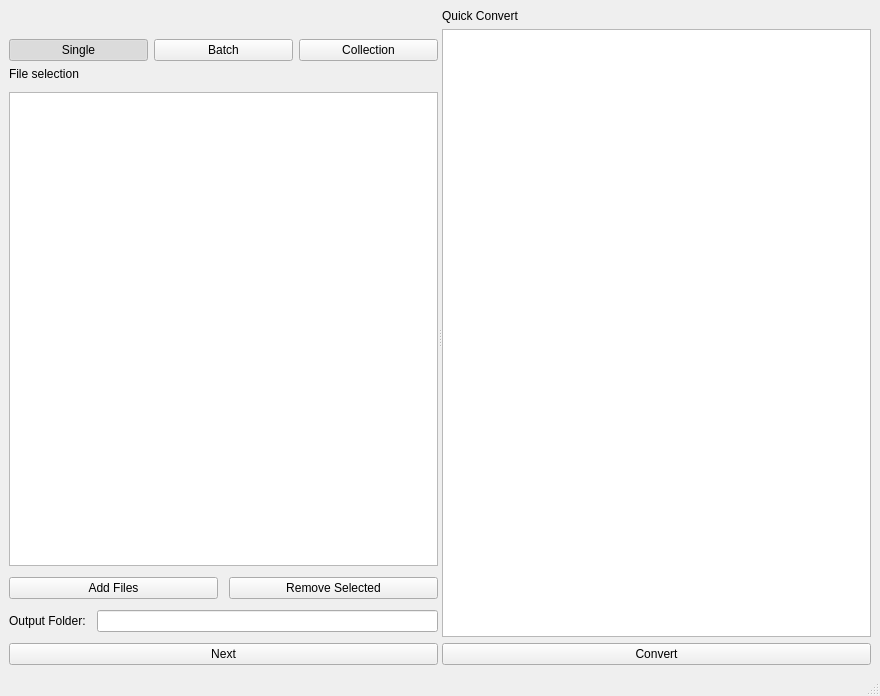
mackenziet7/ao3-epub-to-odt, file gui/ui/main_window.ui: the form before one commit.
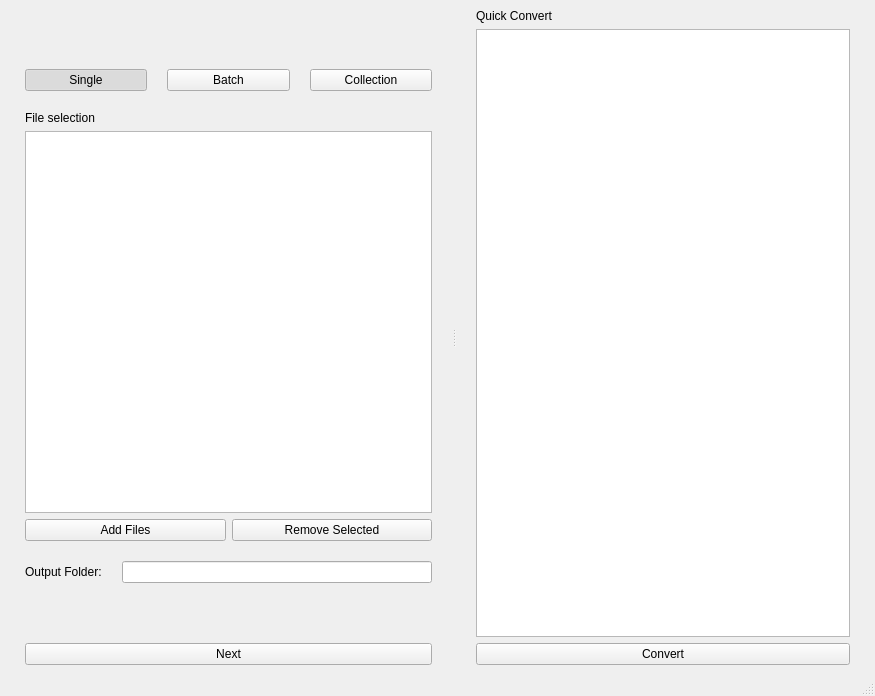
The form after the commit. Icons and pictures are not drawn.

Commit message: finish main window ui screen

Diff of the .ui file:
```diff
--- a/gui/ui/main_window.ui
+++ b/gui/ui/main_window.ui
@@ -6,7 +6,7 @@
    <rect>
     <x>0</x>
     <y>0</y>
-    <width>880</width>
+    <width>875</width>
     <height>696</height>
    </rect>
   </property>
@@ -41,6 +41,15 @@
         </size>
        </property>
        <layout class="QVBoxLayout" name="verticalLayout_3">
+        <property name="spacing">
+         <number>20</number>
+        </property>
+        <property name="leftMargin">
+         <number>16</number>
+        </property>
+        <property name="rightMargin">
+         <number>20</number>
+        </property>
         <item>
          <layout class="QHBoxLayout" name="horizontalLayout">
           <item>
@@ -97,7 +106,26 @@
          </layout>
         </item>
         <item>
-         <layout class="QHBoxLayout" name="modeLayout">
+         <spacer name="verticalSpacer_2">
+          <property name="orientation">
+           <enum>Qt::Orientation::Vertical</enum>
+          </property>
+          <property name="sizeType">
+           <enum>QSizePolicy::Policy::Fixed</enum>
+          </property>
+          <property name="sizeHint" stdset="0">
+           <size>
+            <width>20</width>
+            <height>16</height>
+           </size>
+          </property>
+         </spacer>
+        </item>
+        <item>
+         <layout class="QHBoxLayout" name="modalButtonRow">
+          <property name="topMargin">
+           <number>0</number>
+          </property>
           <item>
            <widget class="QPushButton" name="modeSingleButton">
             <property name="text">
@@ -136,7 +164,7 @@
         <item>
          <layout class="QVBoxLayout" name="verticalLayout_2">
           <property name="spacing">
-           <number>11</number>
+           <number>6</number>
           </property>
           <item>
            <widget class="QLabel" name="labelFileSelection">
@@ -166,8 +194,13 @@
             </item>
            </layout>
           </item>
+         </layout>
+        </item>
           <item>
-           <layout class="QHBoxLayout" name="horizontalLayout_3">
+         <layout class="QHBoxLayout" name="outputFolderSelect">
+          <property name="bottomMargin">
+           <number>0</number>
+          </property>
             <item>
              <widget class="QLabel" name="labelOutputFolder">
               <property name="text">
@@ -180,6 +213,22 @@
             </item>
            </layout>
           </item>
+        <item>
+         <spacer name="verticalSpacer">
+          <property name="orientation">
+           <enum>Qt::Orientation::Vertical</enum>
+          </property>
+          <property name="sizeType">
+           <enum>QSizePolicy::Policy::Minimum</enum>
+          </property>
+          <property name="sizeHint" stdset="0">
+           <size>
+            <width>30</width>
+            <height>40</height>
+           </size>
+          </property>
+         </spacer>
+        </item>
           <item>
            <widget class="QPushButton" name="buttonNext">
             <property name="text">
@@ -188,8 +237,6 @@
            </widget>
           </item>
          </layout>
-        </item>
-       </layout>
       </widget>
       <widget class="QWidget" name="rightPanel" native="true">
        <property name="minimumSize">
@@ -205,6 +252,12 @@
         </size>
        </property>
        <layout class="QVBoxLayout" name="rightLayout">
+        <property name="leftMargin">
+         <number>20</number>
+        </property>
+        <property name="rightMargin">
+         <number>16</number>
+        </property>
         <item>
          <widget class="QLabel" name="quickConvertLabel">
           <property name="text">
```
Left out of the diff: 12 changed lines with no effect on the pictures. Lines whose indentation alone changed are shown as unchanged.
